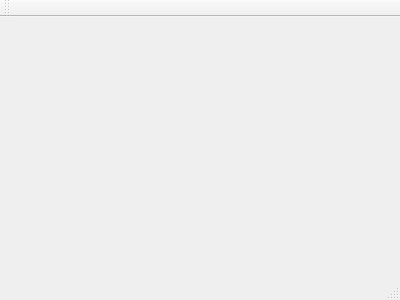
First picture: the form in mainwindow.ui, repository masoug/File-Backup, before the edit.
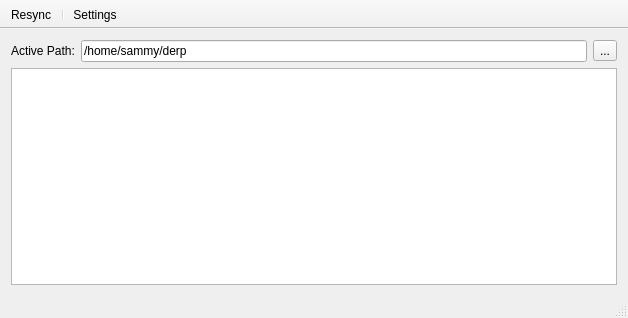
Second picture: the form after the edit. Icons and pictures are not drawn.

The edit to the form file:
```diff
--- a/mainwindow.ui
+++ b/mainwindow.ui
@@ -1,24 +1,114 @@
 <ui version="4.0">
  <class>MainWindow</class>
- <widget class="QMainWindow" name="MainWindow" >
-  <property name="geometry" >
+ <widget class="QMainWindow" name="MainWindow">
+  <property name="geometry">
    <rect>
     <x>0</x>
     <y>0</y>
-    <width>400</width>
-    <height>300</height>
+    <width>628</width>
+    <height>318</height>
    </rect>
   </property>
   <property name="windowTitle" >
    <string>MainWindow</string>
   </property>
-  <widget class="QMenuBar" name="menuBar" />
-  <widget class="QToolBar" name="mainToolBar" />
-  <widget class="QWidget" name="centralWidget" />
-  <widget class="QStatusBar" name="statusBar" />
+  <property name="windowIcon">
+   <iconset resource="resources.qrc">
+    <normaloff>:/icons/main_icon</normaloff>:/icons/main_icon</iconset>
+  </property>
+  <widget class="QWidget" name="centralWidget">
+   <layout class="QVBoxLayout" name="verticalLayout_2">
+    <item>
+     <layout class="QHBoxLayout" name="horizontalLayout">
+      <item>
+       <widget class="QLabel" name="activePathLabel">
+        <property name="text">
+         <string>Active Path:</string>
+        </property>
+       </widget>
+      </item>
+      <item>
+       <widget class="QLineEdit" name="activePathLineEdit">
+        <property name="text">
+         <string>/home/sammy/derp</string>
+        </property>
+        <property name="readOnly">
+         <bool>true</bool>
+        </property>
+       </widget>
+      </item>
+      <item>
+       <widget class="QToolButton" name="activePathToolButton">
+        <property name="text">
+         <string>...</string>
+        </property>
+       </widget>
+      </item>
+     </layout>
+    </item>
+    <item>
+     <widget class="QTreeView" name="fileBackupTreeView"/>
+    </item>
+   </layout>
+  </widget>
+  <widget class="QToolBar" name="toolBar">
+   <property name="windowTitle">
+    <string>toolBar</string>
+   </property>
+   <property name="movable">
+    <bool>false</bool>
+   </property>
+   <property name="iconSize">
+    <size>
+     <width>20</width>
+     <height>20</height>
+    </size>
+   </property>
+   <property name="toolButtonStyle">
+    <enum>Qt::ToolButtonTextUnderIcon</enum>
+   </property>
+   <attribute name="toolBarArea">
+    <enum>TopToolBarArea</enum>
+   </attribute>
+   <attribute name="toolBarBreak">
+    <bool>true</bool>
+   </attribute>
+   <addaction name="actionResync"/>
+   <addaction name="separator"/>
+   <addaction name="actionSettings"/>
+  </widget>
+  <widget class="QStatusBar" name="statusBar"/>
+  <action name="actionResync">
+   <property name="icon">
+    <iconset resource="resources.qrc">
+     <normaloff>:/icons/refresh</normaloff>:/icons/refresh</iconset>
+   </property>
+   <property name="text">
+    <string>Resync</string>
+   </property>
+   <property name="toolTip">
+    <string>&lt;html&gt;&lt;head/&gt;&lt;body&gt;&lt;p&gt;Update all folders and synchronize files.&lt;/p&gt;&lt;/body&gt;&lt;/html&gt;</string>
+   </property>
+   <property name="shortcut">
+    <string>Ctrl+R</string>
+   </property>
+  </action>
+  <action name="actionSettings">
+   <property name="icon">
+    <iconset resource="resources.qrc">
+     <normaloff>:/icons/cogwheels</normaloff>:/icons/cogwheels</iconset>
+   </property>
+   <property name="text">
+    <string>Settings</string>
+   </property>
+   <property name="toolTip">
+    <string>&lt;html&gt;&lt;head/&gt;&lt;body&gt;&lt;p&gt;Manage account settings.&lt;/p&gt;&lt;/body&gt;&lt;/html&gt;</string>
+   </property>
+  </action>
  </widget>
- <layoutDefault spacing="6" margin="11" />
- <pixmapfunction></pixmapfunction>
- <resources/>
+ <layoutdefault spacing="6" margin="11"/>
+ <resources>
+  <include location="resources.qrc"/>
+ </resources>
  <connections/>
 </ui>
```
Left out of the diff: 5 changed lines with no effect on the pictures.
